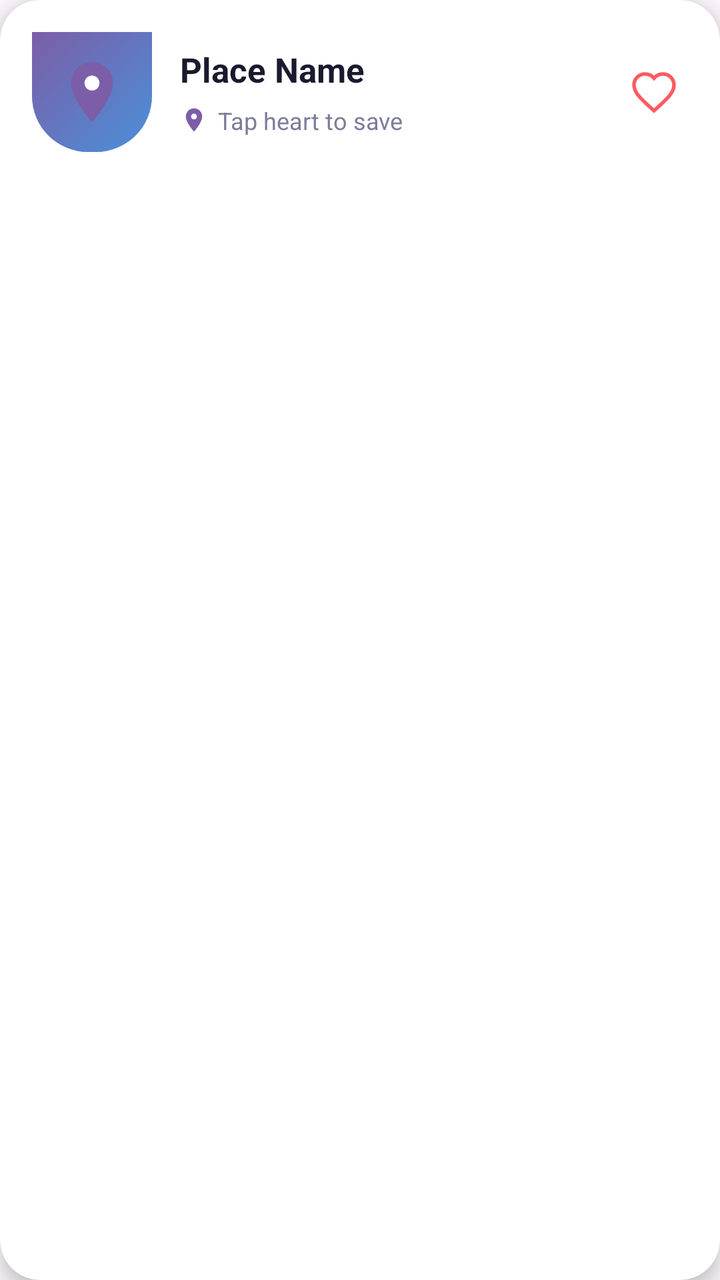
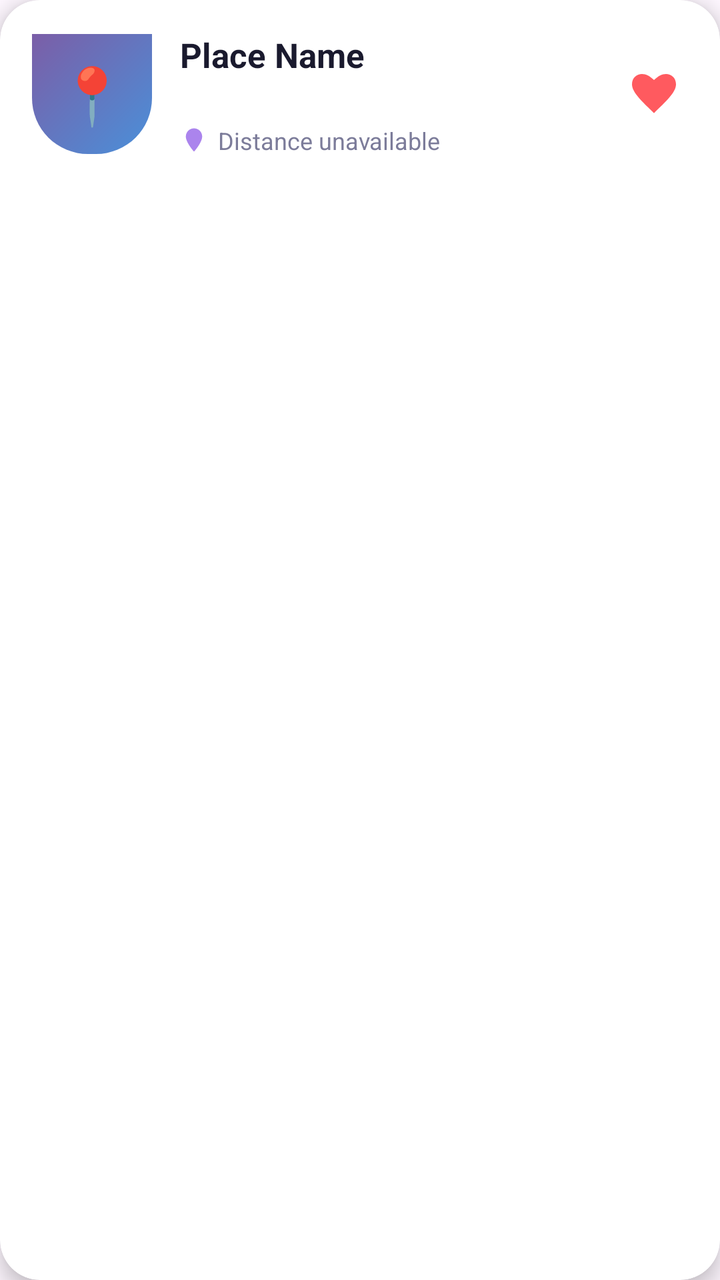

An Android layout rendered at two revisions. The XML below is the earlier revision; the diff shows what the commit changed to produce the second picture.
<!-- AndroidManifest.xml: application theme Theme.Drishya_Vani -->
<!-- res/layout/item_favourite_place.xml -->
<?xml version="1.0" encoding="utf-8"?>
<androidx.cardview.widget.CardView
    xmlns:android="http://schemas.android.com/apk/res/android"
    xmlns:app="http://schemas.android.com/apk/res-auto"
    android:layout_width="match_parent"
    android:layout_height="wrap_content"
    android:layout_marginBottom="14dp"
    android:foreground="?attr/selectableItemBackground"
    app:cardCornerRadius="20dp"
    app:cardElevation="6dp"
    app:cardBackgroundColor="#FFFFFF">

    <RelativeLayout
        android:layout_width="match_parent"
        android:layout_height="wrap_content"
        android:padding="16dp">

        
        <ImageView
            android:id="@+id/imgPlaceThumb"
            android:layout_width="60dp"
            android:layout_height="60dp"
            android:src="@drawable/ic_place_default"
            android:background="@drawable/bg_thumb_rounded"
            android:padding="12dp"
            android:scaleType="centerInside"
            android:layout_centerVertical="true"
            android:contentDescription="Place icon" />

        
        <ImageView
            android:id="@+id/imgHeart"
            android:layout_width="34dp"
            android:layout_height="34dp"
            android:layout_alignParentEnd="true"
            android:layout_centerVertical="true"
            android:src="@drawable/ic_heart_outline"
            android:padding="5dp"
            android:background="?attr/selectableItemBackgroundBorderless"
            android:clickable="true"
            android:focusable="true"
            android:contentDescription="Favourite"
            app:tint="#FF5A5F"/>

        
        <LinearLayout
            android:layout_width="match_parent"
            android:layout_height="wrap_content"
            android:orientation="vertical"
            android:layout_toEndOf="@id/imgPlaceThumb"
            android:layout_toStartOf="@id/imgHeart"
            android:layout_centerVertical="true"
            android:paddingStart="14dp"
            android:paddingEnd="10dp">

            <TextView
                android:id="@+id/txtPlaceName"
                android:layout_width="wrap_content"
                android:layout_height="wrap_content"
                android:text="Place Name"
                android:textSize="17sp"
                android:textStyle="bold"
                android:textColor="#1A1A2E"
                android:maxLines="1"
                android:ellipsize="end" />

            <LinearLayout
                android:layout_width="wrap_content"
                android:layout_height="wrap_content"
                android:orientation="horizontal"
                android:gravity="center_vertical"
                android:layout_marginTop="6dp">

                <ImageView
                    android:layout_width="14dp"
                    android:layout_height="14dp"
                    android:src="@drawable/ic_map_location"
                    app:tint="#7B5EA7"/>

                <TextView
                    android:id="@+id/txtFavStatus"
                    android:layout_width="wrap_content"
                    android:layout_height="wrap_content"
                    android:text="Tap heart to save"
                    android:textSize="12sp"
                    android:textColor="#7C7C9A"
                    android:layout_marginStart="5dp"/>
            </LinearLayout>

        </LinearLayout>

    </RelativeLayout>
</androidx.cardview.widget.CardView>
<!-- resources referenced by this layout -->
<resources>
  <!-- drawable bg_thumb_rounded (drawable) -->
  <?xml version="1.0" encoding="utf-8"?>
  <shape xmlns:android="http://schemas.android.com/apk/res/android">
      <gradient
          android:startColor="#4A90D9"
          android:endColor="#7B5EA7"
          android:angle="135"
          android:type="linear" />
      <corners
          android:bottomLeftRadius="28dp"
          android:bottomRightRadius="28dp" />
  </shape>
  <!-- drawable ic_heart_outline (drawable) -->
  <?xml version="1.0" encoding="utf-8"?>
  <vector xmlns:android="http://schemas.android.com/apk/res/android"
      android:width="24dp"
      android:height="24dp"
      android:viewportWidth="24"
      android:viewportHeight="24">
      <path
          android:fillColor="@android:color/transparent"
          android:strokeColor="#FF6D8C"
          android:strokeWidth="1.8"
          android:pathData="M12,21.35L10.55,20.03C5.4,15.36 2,12.28 2,8.5C2,5.42 4.42,3 7.5,3C9.24,3 10.91,3.81 12,5.09C13.09,3.81 14.76,3 16.5,3C19.58,3 22,5.42 22,8.5C22,12.28 18.6,15.36 13.45,20.03L12,21.35Z" />
  </vector>
  <!-- drawable ic_map_location (drawable) -->
  <vector xmlns:android="http://schemas.android.com/apk/res/android" android:height="24dp" android:tint="#0D47A1" android:viewportHeight="24" android:viewportWidth="24" android:width="24dp">
        
      <path android:fillColor="@android:color/white" android:pathData="M12,2C8.13,2 5,5.13 5,9c0,5.25 7,13 7,13s7,-7.75 7,-13c0,-3.87 -3.13,-7 -7,-7zM12,11.5c-1.38,0 -2.5,-1.12 -2.5,-2.5s1.12,-2.5 2.5,-2.5 2.5,1.12 2.5,2.5 -1.12,2.5 -2.5,2.5z"/>
      
  </vector>
  <!-- drawable ic_place_default (drawable) -->
  <vector xmlns:android="http://schemas.android.com/apk/res/android"
      android:width="48dp"
      android:height="48dp"
      android:viewportWidth="24"
      android:viewportHeight="24">
  
      
      <path
          android:fillColor="#7B5EA7"
          android:pathData="M12,2C8.13,2 5,5.13 5,9c0,5.25 7,13 7,13s7,-7.75 7,-13c0,-3.87 -3.13,-7 -7,-7z"/>
  
      
      <path
          android:fillColor="#FFFFFF"
          android:pathData="M12,6.5a2.5,2.5 0 1,0 0.001,0z"/>
  
  </vector>
  <style name="Theme.Drishya_Vani" parent="Base.Theme.Drishya_Vani" />
  <style name="Base.Theme.Drishya_Vani" parent="Theme.Material3.DayNight.NoActionBar">
          
          
      </style>
</resources>

<!-- the commit's change to res/layout/item_favourite_place.xml (unified diff, before → after) -->
@@ -16,30 +16,31 @@
         android:padding="16dp">
 
         
-        <ImageView
-            android:id="@+id/imgPlaceThumb"
+        
+        <TextView
+            android:id="@+id/txtPlaceEmoji"
             android:layout_width="60dp"
             android:layout_height="60dp"
-            android:src="@drawable/ic_place_default"
+            android:gravity="center"
+            android:textSize="28sp"
             android:background="@drawable/bg_thumb_rounded"
-            android:padding="12dp"
-            android:scaleType="centerInside"
             android:layout_centerVertical="true"
-            android:contentDescription="Place icon" />
+            android:text="📍" />
 
         
+        
         <ImageView
-            android:id="@+id/imgHeart"
+            android:id="@+id/imgFav"
             android:layout_width="34dp"
             android:layout_height="34dp"
             android:layout_alignParentEnd="true"
             android:layout_centerVertical="true"
-            android:src="@drawable/ic_heart_outline"
+            android:src="@drawable/ic_heart_filled"
             android:padding="5dp"
             android:background="?attr/selectableItemBackgroundBorderless"
             android:clickable="true"
             android:focusable="true"
-            android:contentDescription="Favourite"
+            android:contentDescription="Remove from Favourites"
             app:tint="#FF5A5F"/>
 
         
@@ -47,12 +48,13 @@
             android:layout_width="match_parent"
             android:layout_height="wrap_content"
             android:orientation="vertical"
-            android:layout_toEndOf="@id/imgPlaceThumb"
-            android:layout_toStartOf="@id/imgHeart"
+            android:layout_toEndOf="@id/txtPlaceEmoji"
+            android:layout_toStartOf="@id/imgFav"
             android:layout_centerVertical="true"
             android:paddingStart="14dp"
             android:paddingEnd="10dp">
 
+            
             <TextView
                 android:id="@+id/txtPlaceName"
                 android:layout_width="wrap_content"
@@ -64,24 +66,36 @@
                 android:maxLines="1"
                 android:ellipsize="end" />
 
+            
+            <TextView
+                android:id="@+id/txtPlaceType"
+                android:layout_width="wrap_content"
+                android:layout_height="wrap_content"
+                android:text=""
+                android:textSize="12sp"
+                android:textColor="#AB84ED"
+                android:layout_marginTop="3dp" />
+
+            
             <LinearLayout
                 android:layout_width="wrap_content"
                 android:layout_height="wrap_content"
                 android:orientation="horizontal"
                 android:gravity="center_vertical"
-                android:layout_marginTop="6dp">
+                android:layout_marginTop="4dp">
 
                 <ImageView
                     android:layout_width="14dp"
                     android:layout_height="14dp"
-                    android:src="@drawable/ic_map_location"
-                    app:tint="#7B5EA7"/>
+                    android:src="@drawable/ic_place_default"
+                    app:tint="#AB84ED"/>
 
+                
                 <TextView
-                    android:id="@+id/txtFavStatus"
+                    android:id="@+id/txtDistance"
                     android:layout_width="wrap_content"
                     android:layout_height="wrap_content"
-                    android:text="Tap heart to save"
+                    android:text="Distance unavailable"
                     android:textSize="12sp"
                     android:textColor="#7C7C9A"
                     android:layout_marginStart="5dp"/>
<!-- resource entries referenced after the edit -->
@@ -12,24 +12,22 @@
           android:bottomLeftRadius="28dp"
           android:bottomRightRadius="28dp" />
   </shape>
-  <!-- drawable ic_heart_outline (drawable) -->
+  <!-- drawable ic_heart_filled (drawable) -->
   <?xml version="1.0" encoding="utf-8"?>
   <vector xmlns:android="http://schemas.android.com/apk/res/android"
       android:width="24dp"
       android:height="24dp"
       android:viewportWidth="24"
       android:viewportHeight="24">
+  
       <path
-          android:fillColor="@android:color/transparent"
-          android:strokeColor="#FF6D8C"
-          android:strokeWidth="1.8"
-          android:pathData="M12,21.35L10.55,20.03C5.4,15.36 2,12.28 2,8.5C2,5.42 4.42,3 7.5,3C9.24,3 10.91,3.81 12,5.09C13.09,3.81 14.76,3 16.5,3C19.58,3 22,5.42 22,8.5C22,12.28 18.6,15.36 13.45,20.03L12,21.35Z" />
-  </vector>
-  <!-- drawable ic_map_location (drawable) -->
-  <vector xmlns:android="http://schemas.android.com/apk/res/android" android:height="24dp" android:tint="#0D47A1" android:viewportHeight="24" android:viewportWidth="24" android:width="24dp">
-        
-      <path android:fillColor="@android:color/white" android:pathData="M12,2C8.13,2 5,5.13 5,9c0,5.25 7,13 7,13s7,-7.75 7,-13c0,-3.87 -3.13,-7 -7,-7zM12,11.5c-1.38,0 -2.5,-1.12 -2.5,-2.5s1.12,-2.5 2.5,-2.5 2.5,1.12 2.5,2.5 -1.12,2.5 -2.5,2.5z"/>
-      
+          android:fillColor="#E24B4A"
+          android:pathData="M12,21.593c-5.63-5.539-11-10.297-11-14.402
+                            C1,3.759,3.518,2,6,2c1.981,0,3.962,1.044,6,3.03
+                            C14.038,3.044,16.019,2,18,2
+                            c2.482,0,5,1.759,5,5.191
+                            C23,11.296,17.63,16.054,12,21.593z" />
+  
   </vector>
   <!-- drawable ic_place_default (drawable) -->
   <vector xmlns:android="http://schemas.android.com/apk/res/android"
@@ -40,7 +38,7 @@
   
       
       <path
-          android:fillColor="#7B5EA7"
+          android:fillColor="#8748C3"
           android:pathData="M12,2C8.13,2 5,5.13 5,9c0,5.25 7,13 7,13s7,-7.75 7,-13c0,-3.87 -3.13,-7 -7,-7z"/>
   
       
